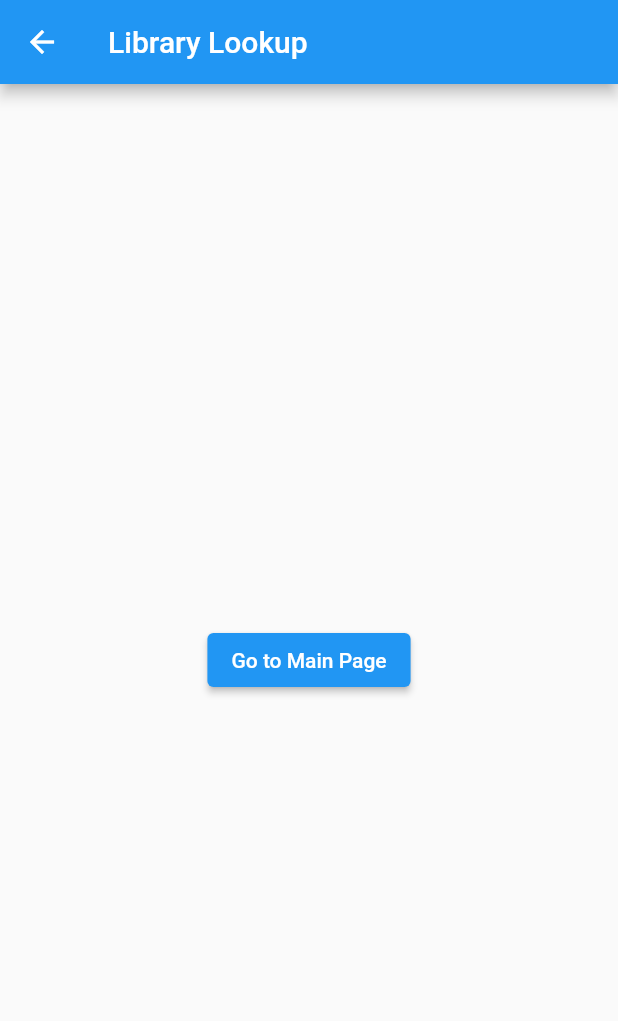
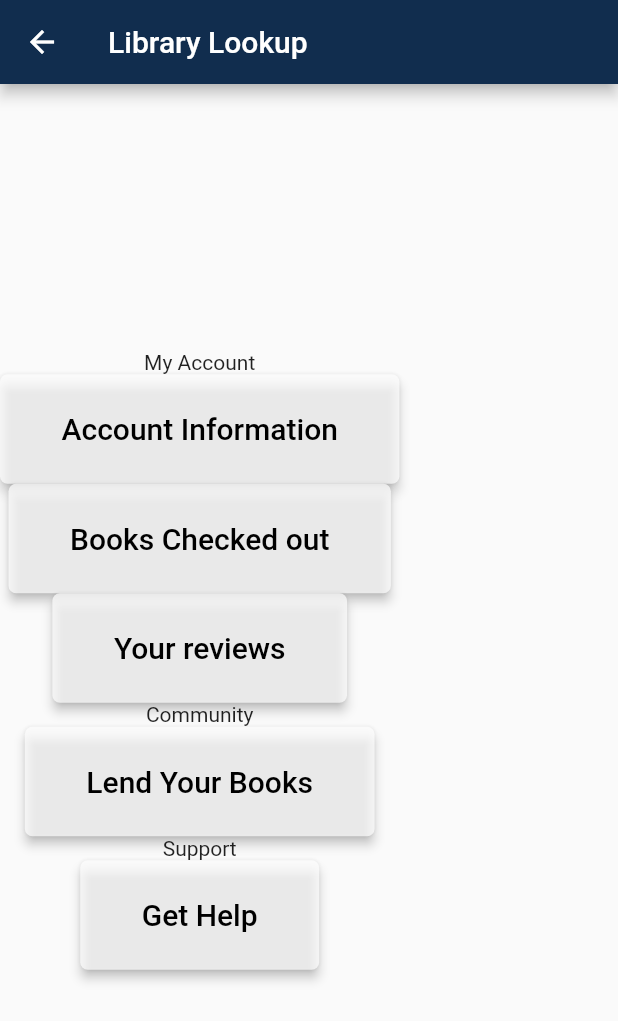
Before and after one commit to CSC-642-LibraryApp/Library_App, a Flutter app: the screen it shows after launch, after a tap on "Go to Setting Page", on a phone screen of 412 x 824 dp. Shown: the top 1021 px of the screen. Run offline on Flutter 3.47's test engine with Material 2 defaults, Android fonts, the phone set to English and light mode, and no system bars; Roboto replaces fonts that are missing (Lora).

Commit message:
in progress

```diff
--- a/library_app/lib/main.dart
+++ b/library_app/lib/main.dart
@@ -15,7 +15,8 @@ class MyApp extends StatelessWidget {
       title: 'Library App',
       theme: ThemeData(
         // This is the theme of your application.
-        primaryColor: const Color(0xFF112D4E),
+        primaryColor: Colors.amber,
+        fontFamily: 'Lora',
       ),
       home: const MyHomePage(title: 'Library Lookup'),
     );
@@ -30,14 +31,6 @@ class MyHomePage extends StatefulWidget {
 }
 
 class _MyHomePageState extends State<MyHomePage> {
-  int _counter = 0;
-
-  void _incrementCounter() {
-    setState(() {
-      _counter++;
-    });
-  }
-
   @override
   Widget build(BuildContext context) {
     return Scaffold(
--- a/library_app/lib/setting.dart
+++ b/library_app/lib/setting.dart
@@ -3,13 +3,50 @@ class setting extends StatelessWidget {
   @override
   Widget build(BuildContext context) {
     return Scaffold(
-      appBar: AppBar(title: Text("Library Lookup")),
-      body: Center(
-        child: ElevatedButton(
-          onPressed: () {  },
-          child: Text("Go to Main Page"),
-        ),
+      appBar: AppBar(
+          title: Text("Library Lookup"),
+          backgroundColor: Color(0xFF112D4E),
+      ),
+      body: Column(
+        mainAxisAlignment: MainAxisAlignment.center,
+        crossAxisAlignment: CrossAxisAlignment.center,
+        children: <Widget> [
+          const Text("My Account"),
+          _buildButtonColumn("Account Information"),
+          _buildButtonColumn("Books Checked out"),
+          _buildButtonColumn("Your reviews"),
+          const Text("Community"),
+          _buildButtonColumn("Lend Your Books"),
+          const Text("Support"),
+          _buildButtonColumn("Get Help"),
+      ],
       ),
     );
   }
+  Column _buildButtonColumn(String text) {
+    return Column(
+        mainAxisAlignment: MainAxisAlignment.center,
+        crossAxisAlignment: CrossAxisAlignment.center,
+      children: <Widget>[
+        ElevatedButton(
+          onPressed: () {},
+          style: ElevatedButton.styleFrom(
+            onPrimary: Colors.black,
+            primary: Colors.white70,
+            shape: RoundedRectangleBorder(
+              borderRadius: BorderRadius.circular(5),
+            ),
+            elevation: 3.0,
+            ),
+            child: Padding(
+              padding: const EdgeInsets.all(25.0),
+              child: Text(
+                text,
+              style: TextStyle(fontSize: 20),
+              ),
+            ),
+        ),
+      ],
+    );
+  }
 }
```
Also changed, not shown: library_app/pubspec.yaml (+10 -11 lines), library_app/assets/fonts/Lora-Regular.ttf (added), library_app/assets/fonts/NotoSans-Regular.ttf (added).
